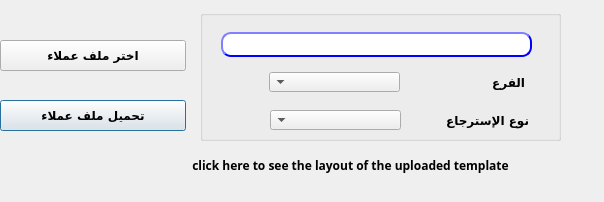
Before: the Qt Designer form presentation/loyalty_ui/uploadCustPt.ui in shymaa123456/HyperPOS2020, drawn with Qt 5.
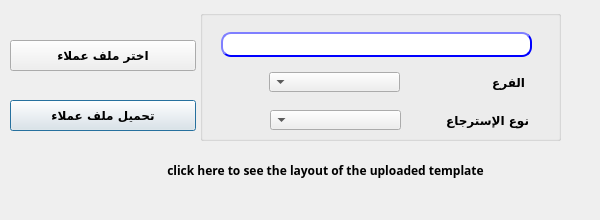
After: the same form once the commit is applied.

What changed in the file:
```diff
--- a/presentation/loyalty_ui/uploadCustPt.ui
+++ b/presentation/loyalty_ui/uploadCustPt.ui
@@ -6,10 +6,22 @@
    <rect>
     <x>0</x>
     <y>0</y>
-    <width>604</width>
-    <height>202</height>
+    <width>600</width>
+    <height>220</height>
    </rect>
   </property>
+  <property name="minimumSize">
+   <size>
+    <width>600</width>
+    <height>220</height>
+   </size>
+  </property>
+  <property name="maximumSize">
+   <size>
+    <width>600</width>
+    <height>220</height>
+   </size>
+  </property>
   <property name="windowTitle">
    <string>تحميل تقاط العملاء</string>
   </property>
@@ -19,7 +31,7 @@
   <widget class="QPushButton" name="BTN_load">
    <property name="geometry">
     <rect>
-     <x>0</x>
+     <x>10</x>
      <y>100</y>
      <width>186</width>
      <height>31</height>
@@ -43,7 +55,7 @@
   <widget class="QPushButton" name="BTN_browse">
    <property name="geometry">
     <rect>
-     <x>0</x>
+     <x>10</x>
      <y>40</y>
      <width>186</width>
      <height>31</height>
@@ -67,10 +79,10 @@
   <widget class="QPushButton" name="BTN_uploadTemp">
    <property name="geometry">
     <rect>
-     <x>140</x>
+     <x>90</x>
      <y>150</y>
-     <width>421</width>
-     <height>31</height>
+     <width>471</width>
+     <height>41</height>
     </rect>
    </property>
    <property name="font">
```
